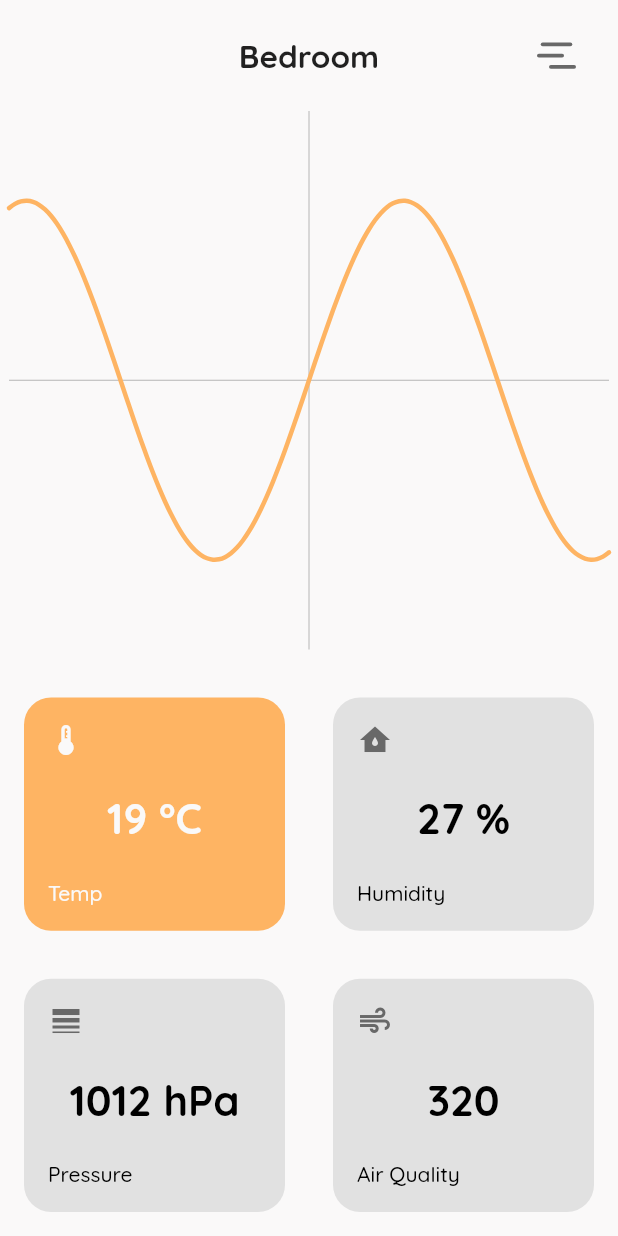
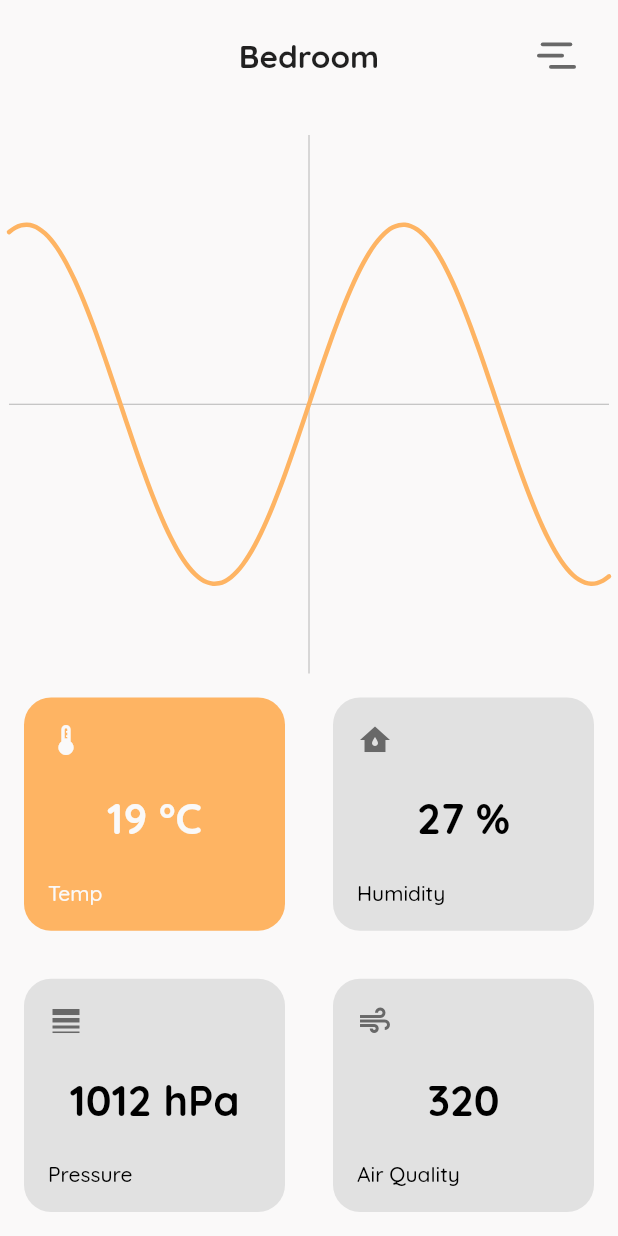
Before and after one commit to luuuuk/home-data, a Flutter app: the screen it shows after launch, on a phone screen of 412 x 824 dp. Run offline on Flutter 3.47's test engine with Material 2 defaults, Android fonts, the phone set to English and light mode, and no system bars; drawn by our look-alikes of fl_chart; our stand-ins replace google_fonts.

Commit message:
feat: cleanup

```diff
--- a/home_data/lib/widgets/graph_card.dart
+++ b/home_data/lib/widgets/graph_card.dart
@@ -11,7 +11,7 @@ class GraphCardWidget extends StatelessWidget {
   @override
   Widget build(BuildContext context) {
     return Padding(
-      padding: const EdgeInsets.fromLTRB(0.0, 0.0, 0.0, 16.0),
+      padding: const EdgeInsets.only(top: 16.0),
       child: DataLineChart(),
     );
   }
```
